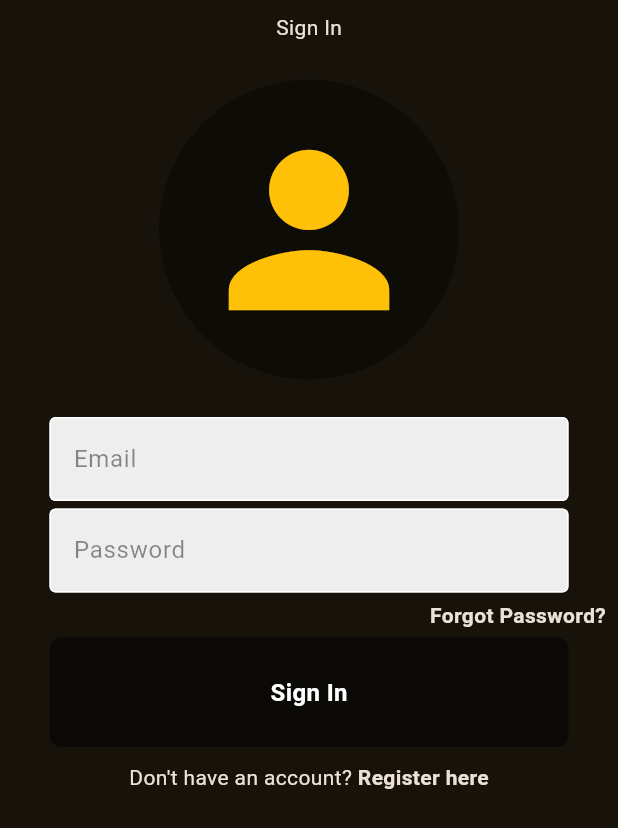
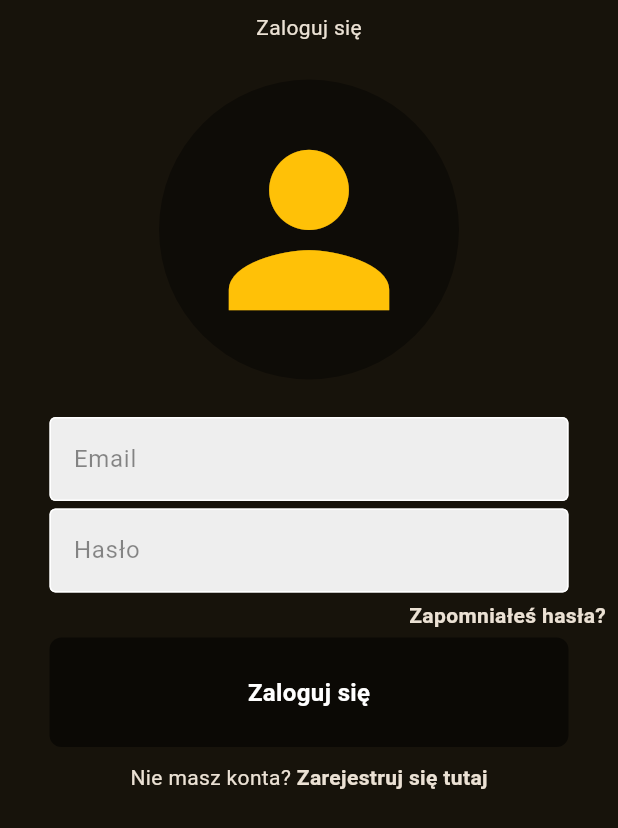
Before and after one commit to mateuszlasek/restaurant-recommendation-system, a Flutter app: the screen it shows after launch, on a phone screen of 412 x 824 dp. Shown: the top 828 px of the screen. Run offline on Flutter 3.47's test engine with Material 3 defaults, Android fonts, the phone set to English and light mode, and no system bars; our stand-ins replace firebase_auth, firebase_core, firebase_database, flutter_dotenv, geolocator, google_maps_flutter and 1 more; accounts and stored records are empty; generated files the repository leaves out were written again.

Commit message:
zmiany ostateczne

```diff
--- a/lib/components/navigation_bar.dart
+++ b/lib/components/navigation_bar.dart
@@ -14,9 +14,9 @@ class AppNavigationBar extends StatelessWidget {
       elevation: 2,
       backgroundColor: Colors.black12,
       items: const [
-        BottomNavigationBarItem(icon: Icon(Icons.list), label: 'Items'),
-        BottomNavigationBarItem(icon: Icon(Icons.search), label: 'Search'),
-        BottomNavigationBarItem(icon: Icon(Icons.person), label: 'Profile'),
+        BottomNavigationBarItem(icon: Icon(Icons.list), label: 'Odkryj'),
+        BottomNavigationBarItem(icon: Icon(Icons.search), label: 'Wyszukaj'),
+        BottomNavigationBarItem(icon: Icon(Icons.person), label: 'Profil'),
       ],
     );
   }
--- a/lib/services/auth/login_page.dart
+++ b/lib/services/auth/login_page.dart
@@ -40,18 +40,18 @@ class _LoginPageState extends State<LoginPage> {
       // Sprawdzenie kodu błędu
       String errorMessage;
       if (e.code == 'wrong-password') {
-        errorMessage = "The password is incorrect. Please try again.";
+        errorMessage = "Hasło niepoprawne. Spróbuj ponownie.";
       } else if (e.code == 'user-not-found') {
-        errorMessage = "No user found with this email address.";
+        errorMessage = "Brak użytkownika o podanym adresie email.";
       } else {
-        errorMessage = e.message ?? "An error occurred.";
+        errorMessage = e.message ?? "Wystąpił błąd.";
       }
 
       // Wyświetlenie komunikatu błędu
       showDialog(
         context: context,
         builder: (context) => AlertDialog(
-          title: const Text("Login Error"),
+          title: const Text("Błąd logowania"),
           content: Text(errorMessage),
           actions: [
             TextButton(
@@ -69,8 +69,8 @@ class _LoginPageState extends State<LoginPage> {
       showDialog(
         context: context,
         builder: (context) => AlertDialog(
-          title: const Text("Error"),
-          content: const Text("Please enter your email address."),
+          title: const Text("Błąd"),
+          content: const Text("Wpisz swój adres email."),
           actions: [
             TextButton(
               onPressed: () => Navigator.pop(context),
@@ -87,8 +87,8 @@ class _LoginPageState extends State<LoginPage> {
       showDialog(
         context: context,
         builder: (context) => AlertDialog(
-          title: const Text("Success"),
-          content: const Text("Password reset email has been sent."),
+          title: const Text("Sukces"),
+          content: const Text("email do resetowania hasła został wysłany"),
           actions: [
             TextButton(
               onPressed: () => Navigator.pop(context),
@@ -101,8 +101,8 @@ class _LoginPageState extends State<LoginPage> {
       showDialog(
         context: context,
         builder: (context) => AlertDialog(
-          title: const Text("Error"),
-          content: Text(e.message ?? "An error occurred."),
+          title: const Text("Błąd"),
+          content: Text(e.message ?? "Wystąpił błąd."),
           actions: [
             TextButton(
               onPressed: () => Navigator.pop(context),
@@ -123,7 +123,7 @@ class _LoginPageState extends State<LoginPage> {
             padding: const EdgeInsets.all(8.0),
             child: Column(
               children: [
-                const Text("Sign In"),
+                const Text("Zaloguj się"),
                 const SizedBox(
                   height: 25,
                 ),
@@ -148,7 +148,7 @@ class _LoginPageState extends State<LoginPage> {
                 ),
                 MyTextField(
                     controller: passwordController,
-                    hintText: "Password",
+                    hintText: "Hasło",
                     obscureText: true),
                 const SizedBox(
                   height: 5,
@@ -159,7 +159,7 @@ class _LoginPageState extends State<LoginPage> {
                     GestureDetector(
                       onTap: resetPassword,
                       child: const Text(
-                        "Forgot Password?",
+                        "Zapomniałeś hasła?",
                         style: TextStyle(fontWeight: FontWeight.bold),
                       ),
                     )
@@ -168,18 +168,18 @@ class _LoginPageState extends State<LoginPage> {
                 const SizedBox(
                   height: 5,
                 ),
-                MyButton(onTap: login, text: "Sign In",),
+                MyButton(onTap: login, text: "Zaloguj się",),
                 const SizedBox(
                   height: 10,
                 ),
                 Row(
                   mainAxisAlignment: MainAxisAlignment.center,
                   children: [
-                    const Text("Don't have an account?"),
+                    const Text("Nie masz konta?"),
                     GestureDetector(
                       onTap: widget.onTap,
                       child: const Text(
-                        " Register here",
+                        " Zarejestruj się tutaj",
                         style: TextStyle(fontWeight: FontWeight.bold),
                       ),
                     )
--- a/lib/services/auth/register_page.dart
+++ b/lib/services/auth/register_page.dart
@@ -58,7 +58,7 @@ class _RegisterPageState extends State<RegisterPage> {
             padding: const EdgeInsets.all(8.0),
             child: Column(
               children: [
-                const Text("Sign Up"),
+                const Text("Zarejestruj się"),
                 const SizedBox(
                   height: 25,
                 ),
@@ -83,14 +83,14 @@ class _RegisterPageState extends State<RegisterPage> {
                 ),
                 MyTextField(
                     controller: passwordController,
-                    hintText: "Password",
+                    hintText: "Hasło",
                     obscureText: true),
                 const SizedBox(
                   height: 5,
                 ),
                 MyTextField(
                     controller: passwordConiformController,
-                    hintText: "Coniform Password",
+                    hintText: "Potwierdź hasło",
                     obscureText: true),
                 const SizedBox(
                   height: 5,
@@ -98,18 +98,18 @@ class _RegisterPageState extends State<RegisterPage> {
                 const SizedBox(
                   height: 5,
                 ),
-                MyButton(onTap: register, text: "Sign Up",),
+                MyButton(onTap: register, text: "Zarejestruj się",),
                 const SizedBox(
                   height: 10,
                 ),
                 Row(
                   mainAxisAlignment: MainAxisAlignment.center,
                   children: [
-                    const Text("Already have an account?"),
+                    const Text("Masz już konto?"),
                     GestureDetector(
                       onTap: widget.onTap,
                       child: const Text(
-                        " Login here",
+                        " Zaloguj się tutaj",
                         style: TextStyle(fontWeight: FontWeight.bold),
                       ),
                     )
--- a/lib/views/map_picker_activity.dart
+++ b/lib/views/map_picker_activity.dart
@@ -68,7 +68,7 @@ class _MapActivityState extends State<MapPickerActivity> {
 
     return Scaffold(
       appBar: AppBar(
-        title: const Text('Select Location'),
+        title: const Text('Wybrana lokalizacja'),
         actions: [
           IconButton(
             icon: const Icon(Icons.check),
--- a/lib/views/profile_section.dart
+++ b/lib/views/profile_section.dart
@@ -42,8 +42,8 @@ class ProfileSection extends StatelessWidget {
                 MaterialPageRoute(builder: (context) => FavoriteSection()),
               );
             },
-            child: const Text('Favorites'),
-          ),          ElevatedButton(onPressed: _logout, child: const Text('Logout')),
+            child: const Text('Ulubione'),
+          ),          ElevatedButton(onPressed: _logout, child: const Text('Wyloguj')),
         ],
       ),
     );
--- a/lib/views/restaurant_view.dart
+++ b/lib/views/restaurant_view.dart
@@ -33,7 +33,7 @@ class _RestaurantScreenState extends State<RestaurantScreen> {
   Widget build(BuildContext context) {
     return Scaffold(
       appBar: AppBar(
-        title: Text('Nearby Restaurants'),
+        title: Text('Restauracje w pobliżu'),
       ),
       body: _isLoading
           ? Center(child: CircularProgressIndicator())
--- a/lib/views/search_section.dart
+++ b/lib/views/search_section.dart
@@ -85,7 +85,7 @@ class _SearchSectionState extends State<SearchSection> {
           child: Row(
             children: [
               DropdownButton<String>(
-                hint: Text('Select Type'),
+                hint: Text('Typ kuchni'),
                 value: selectedCuisine,
                 onChanged: (value) {
                   setState(() {
```
Also changed, not shown: lib/views/user_form_view.dart (+9 -7 lines), 5 other files.
